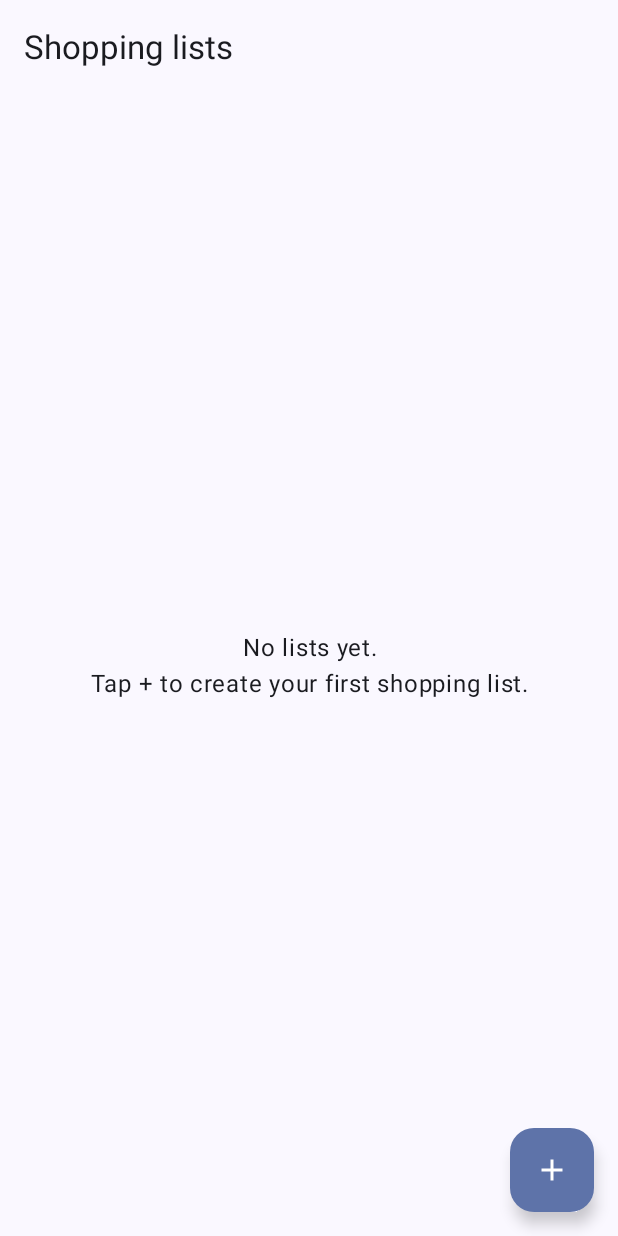
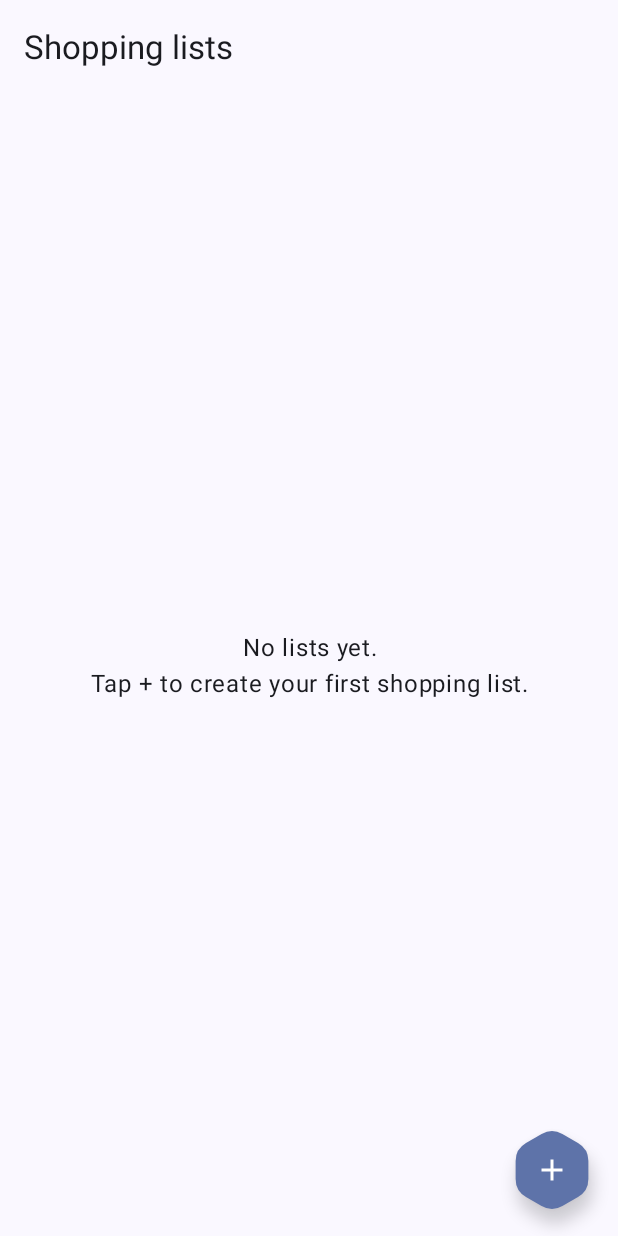
Before and after one commit to inigo-cobian/erosketarakoa, an Android app built with Jetpack Compose: the screen it shows after launch (MainActivity), on a phone screen of 412 x 824 dp. Run offline under Robolectric (Android 15) with nearby library versions, the light colour scheme and no system bars; our stand-ins replace Dagger/Hilt's generated code, Room's generated code.

Commit message:
Tune some shapes and colors

```diff
--- a/android/app/build.gradle.kts
+++ b/android/app/build.gradle.kts
@@ -48,6 +48,7 @@ android {
 }
 
 dependencies {
+    implementation("androidx.graphics:graphics-shapes:1.1.0")
     implementation(libs.androidx.core.ktx)
     implementation(libs.androidx.lifecycle.runtime.ktx)
     implementation(libs.androidx.lifecycle.viewmodel.compose)
@@ -89,5 +90,4 @@ dependencies {
     androidTestImplementation(libs.androidx.room.testing)
     androidTestImplementation(libs.kotlinx.coroutines.test)
     androidTestImplementation(libs.turbine)
-    debugImplementation(libs.androidx.ui.test.manifest)
 }
--- a/android/app/src/main/java/com/erosketarakoa/app/ui/lists/ListsScreen.kt
+++ b/android/app/src/main/java/com/erosketarakoa/app/ui/lists/ListsScreen.kt
@@ -1,5 +1,6 @@
 package com.erosketarakoa.app.ui.lists
 
+import android.graphics.drawable.shapes.RoundRectShape
 import androidx.compose.foundation.clickable
 import androidx.compose.foundation.layout.Arrangement
 import androidx.compose.foundation.layout.Box
@@ -33,9 +34,12 @@ import androidx.compose.ui.Modifier
 import androidx.compose.ui.platform.testTag
 import androidx.compose.ui.text.style.TextAlign
 import androidx.compose.ui.unit.dp
+import androidx.graphics.shapes.CornerRounding
+import androidx.graphics.shapes.RoundedPolygon
 import androidx.hilt.navigation.compose.hiltViewModel
 import androidx.lifecycle.compose.collectAsStateWithLifecycle
 import com.erosketarakoa.app.data.local.ListEntity
+import com.erosketarakoa.app.ui.theme.RoundedHexagonShape
 
 const val LISTS_SCREEN_TAG = "lists_screen"
 const val ADD_LIST_FAB_TAG = "add_list_fab"
@@ -60,8 +64,9 @@ fun ListsScreen(
             FloatingActionButton(
                 onClick = { showCreate = true },
                 modifier = Modifier.testTag(ADD_LIST_FAB_TAG),
+                shape = RoundedHexagonShape(cornerRadius = 8.dp),
             ) {
-                Icon(Icons.Default.Add, contentDescription = "Add list")
+                Icon(Icons.Filled.Add, contentDescription = "Add list")
             }
         },
     ) { padding ->
--- /dev/null
+++ b/android/app/src/main/java/com/erosketarakoa/app/ui/theme/Hexagon.kt
@@ -0,0 +1,86 @@
+package com.erosketarakoa.app.ui.theme
+
+import androidx.compose.ui.geometry.Offset
+import androidx.compose.ui.geometry.Size
+import androidx.compose.ui.graphics.Outline
+import androidx.compose.ui.graphics.Path
+import androidx.compose.ui.graphics.Shape
+import androidx.compose.ui.unit.Density
+import androidx.compose.ui.unit.Dp
+import androidx.compose.ui.unit.LayoutDirection
+import androidx.compose.ui.unit.dp
+import kotlin.math.min
+import kotlin.math.sqrt
+
+class RoundedHexagonShape(
+    private val cornerRadius: Dp = 8.dp
+) : Shape {
+
+    override fun createOutline(
+        size: Size,
+        layoutDirection: LayoutDirection,
+        density: Density
+    ): Outline {
+        val cx = size.width / 2f
+        val cy = size.height / 2f
+
+        // Pointy-top regular hexagon: circumradius r satisfies
+        //   width  = r * sqrt(3)
+        //   height = 2r
+        // Pick the largest r that fits inside the bounding box.
+        val r = min(size.width / sqrt(3f), size.height / 2f)
+
+        // Clamp so the two cut-points on each edge don't cross.
+        // For a regular hexagon, edge length == r, so cornerRadius must be < r/2.
+        val cr = min(with(density) { cornerRadius.toPx() }, r * 0.45f)
+
+        val halfSqrt3 = sqrt(3f) / 2f
+        val vertices = arrayOf(
+            Offset(cx, cy - r),                             // top
+            Offset(cx + r * halfSqrt3, cy - r / 2f),        // upper-right
+            Offset(cx + r * halfSqrt3, cy + r / 2f),        // lower-right
+            Offset(cx, cy + r),                             // bottom
+            Offset(cx - r * halfSqrt3, cy + r / 2f),        // lower-left
+            Offset(cx - r * halfSqrt3, cy - r / 2f)         // upper-left
+        )
+        val n = vertices.size
+
+        // For each vertex i:
+        //   starts[i] = point on edge (i-1 -> i), cr away from vertex i
+        //   ends[i]   = point on edge (i -> i+1), cr away from vertex i
+        val starts = Array(n) { Offset.Zero }
+        val ends   = Array(n) { Offset.Zero }
+        for (i in 0 until n) {
+            val curr = vertices[i]
+            val prev = vertices[(i - 1 + n) % n]
+            val next = vertices[(i + 1) % n]
+            starts[i] = curr + (prev - curr).normalized() * cr
+            ends[i]   = curr + (next - curr).normalized() * cr
+        }
+
+        val path = Path().apply {
+            moveTo(ends[0].x, ends[0].y)
+            for (i in 1 until n) {
+                lineTo(starts[i].x, starts[i].y)
+                quadraticBezierTo(
+                    vertices[i].x, vertices[i].y,
+                    ends[i].x, ends[i].y
+                )
+            }
+            // Wrap around and close through vertex 0
+            lineTo(starts[0].x, starts[0].y)
+            quadraticBezierTo(
+                vertices[0].x, vertices[0].y,
+                ends[0].x, ends[0].y
+            )
+            close()
+        }
+
+        return Outline.Generic(path)
+    }
+}
+
+private fun Offset.normalized(): Offset {
+    val d = getDistance()
+    return if (d == 0f) Offset.Zero else this / d
+}
--- a/android/app/src/main/java/com/erosketarakoa/app/ui/theme/Theme.kt
+++ b/android/app/src/main/java/com/erosketarakoa/app/ui/theme/Theme.kt
@@ -13,15 +13,15 @@ import androidx.compose.ui.graphics.Color
 import androidx.compose.ui.platform.LocalContext
 
 private val LightColors = lightColorScheme(
-    primary = Color(0xFF2E7D32),
-    secondary = Color(0xFF558B2F),
-    tertiary = Color(0xFF00796B),
+    primary = Color(0xFFD84315),
+    secondary = Color(0xFFFF8F00),
+    tertiary = Color(0xFF9E9D24),
 )
 
 private val DarkColors = darkColorScheme(
-    primary = Color(0xFF81C784),
-    secondary = Color(0xFFAED581),
-    tertiary = Color(0xFF4DB6AC),
+    primary = Color(0xFFEF5727),
+    secondary = Color(0xFFF9A825),
+    tertiary = Color(0xFF9E9D24),
 )
 
 @Composable
--- a/android/app/src/main/res/values/ic_launcher_background.xml
+++ b/android/app/src/main/res/values/ic_launcher_background.xml
@@ -1,4 +1,4 @@
 <?xml version="1.0" encoding="utf-8"?>
 <resources>
-    <color name="ic_launcher_background">#4CAF50</color>
+    <color name="ic_launcher_background">#FF4004</color>
 </resources>
```
